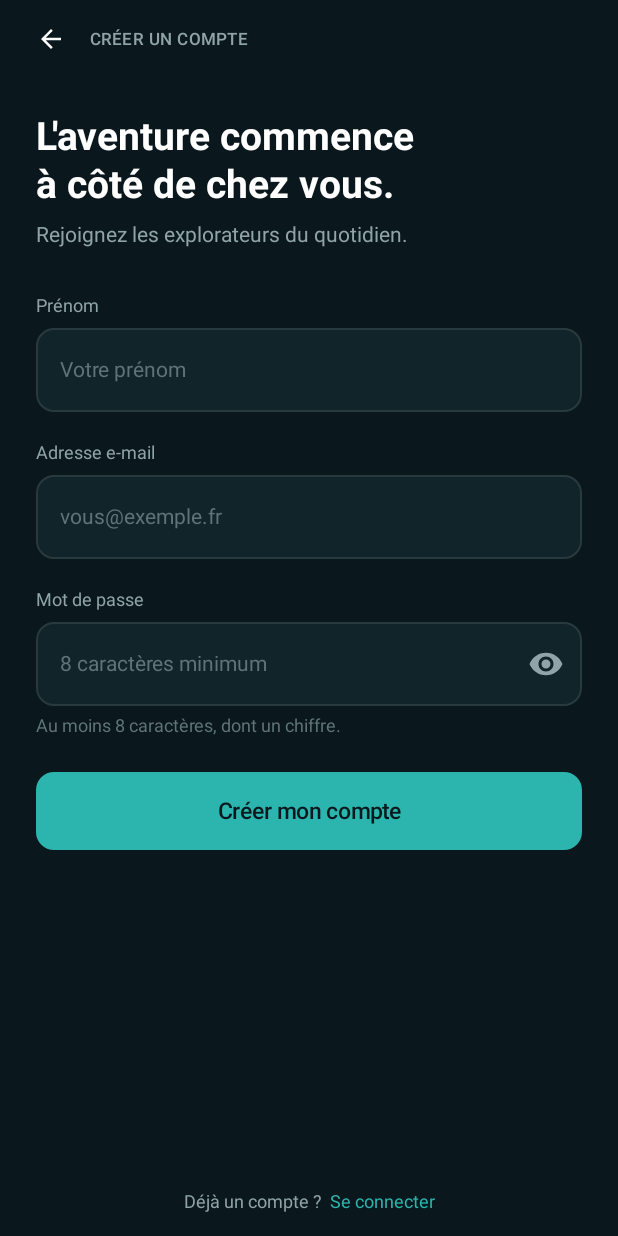
After one commit to LombardJeremy/ProjetMobileSemestreAutomne, an Android app built with Jetpack Compose: the SignUpScreen screen opened through its navigation route, on a phone screen of 412 x 824 dp. The commit adds this screen. Run offline under Robolectric (Android 15) with nearby library versions, the phone set to English and light mode, and no system bars.

Commit message:
[ADD] Navigation, login & sign up screen (no auth supabase)

```diff
--- a/app/build.gradle.kts
+++ b/app/build.gradle.kts
@@ -11,7 +11,7 @@ android {
 
     defaultConfig {
         applicationId = "com.grman.geofencing"
-        minSdk = 36
+        minSdk = 27
         targetSdk = 37
         versionCode = 1
         versionName = "1.0"
@@ -53,5 +53,5 @@ dependencies {
     debugImplementation(libs.androidx.compose.ui.test.manifest)
     debugImplementation(libs.androidx.compose.ui.tooling)
     implementation("androidx.compose.material:material-icons-extended") // icons
-
+    implementation("androidx.navigation:navigation-compose:2.8.9") // navigation
 }
--- /dev/null
+++ b/app/src/main/java/com/grman/geofencing/nav/AppNavigation.kt
@@ -0,0 +1,42 @@
+package com.grman.geofencing.nav
+
+import androidx.compose.runtime.Composable
+import androidx.navigation.compose.NavHost
+import androidx.navigation.compose.composable
+import androidx.navigation.compose.rememberNavController
+import com.grman.geofencing.screens.auth.LoginScreen
+import com.grman.geofencing.screens.auth.SignUpScreen
+import com.grman.geofencing.screens.auth.WelcomeScreen
+
+object Routes {
+    const val WELCOME = "welcome"
+    const val SIGN_UP = "sign_up"
+    const val LOGIN = "login"
+}
+
+@Composable
+fun AppNavigation() {
+    val nav = rememberNavController()
+    NavHost(navController = nav, startDestination = Routes.WELCOME) {
+        composable(Routes.WELCOME) {
+            WelcomeScreen(
+                onSignUpClick = { nav.navigate(Routes.SIGN_UP) },
+                onLogInClick = { nav.navigate(Routes.LOGIN) }
+            )
+        }
+        composable(Routes.SIGN_UP) {
+            SignUpScreen(
+                onBackClick = { nav.popBackStack() },
+                onLogInClick = { nav.navigate(Routes.LOGIN) { popUpTo(Routes.WELCOME) } },
+                onSubmit = { name, email, pwd -> /* TODO: auth */ }
+            )
+        }
+        composable(Routes.LOGIN) {
+            LoginScreen(
+                onBackClick = { nav.popBackStack() },
+                onSignUpClick = { nav.navigate(Routes.SIGN_UP) { popUpTo(Routes.WELCOME) } },
+                onSubmit = { email, pwd -> /* TODO: auth */ }
+            )
+        }
+    }
+}
--- /dev/null
+++ b/app/src/main/java/com/grman/geofencing/screens/auth/SignUpScreen.kt
@@ -0,0 +1,114 @@
+package com.grman.geofencing.screens.auth
+
+import androidx.compose.foundation.layout.Spacer
+import androidx.compose.foundation.layout.height
+import androidx.compose.runtime.Composable
+import androidx.compose.runtime.getValue
+import androidx.compose.runtime.mutableStateOf
+import androidx.compose.runtime.saveable.rememberSaveable
+import androidx.compose.runtime.setValue
+import androidx.compose.ui.Modifier
+import androidx.compose.ui.res.stringResource
+import androidx.compose.ui.text.input.KeyboardType
+import androidx.compose.ui.tooling.preview.Preview
+import androidx.compose.ui.unit.dp
+import com.grman.geofencing.R
+import com.grman.geofencing.items.auth.AuthFooter
+import com.grman.geofencing.items.auth.AuthLayout
+import com.grman.geofencing.items.auth.AuthTitle
+import com.grman.geofencing.items.auth.ErrorMessage
+import com.grman.geofencing.items.common.AppButton
+import com.grman.geofencing.items.forms.LabeledTextField
+import com.grman.geofencing.ui.theme.GeoFencingTheme
+
+@Composable
+fun SignUpScreen(
+    modifier: Modifier = Modifier,
+    isLoading: Boolean = false,
+    errorMessage: String? = null,
+    onSubmit: (firstName: String, email: String, password: String) -> Unit = { _, _, _ -> },
+    onBackClick: () -> Unit = {},
+    onLogInClick: () -> Unit = {}
+) {
+    // todo: viewmodel
+
+    var firstName by rememberSaveable { mutableStateOf("") }
+    var email by rememberSaveable { mutableStateOf("") }
+    var password by rememberSaveable { mutableStateOf("") }
+
+    // Layout avec btn retour + titre + footer
+    AuthLayout(
+        modifier = modifier,
+        topTitle = stringResource(R.string.sign_up_top),
+        onBackClick = onBackClick,
+        footer = {
+            AuthFooter(
+                text = stringResource(R.string.already_account_short),
+                actionText = stringResource(R.string.log_in),
+                onClick = onLogInClick
+            )
+        }
+    ) {
+        Spacer(Modifier.height(24.dp))
+
+        // Titre
+        AuthTitle(
+            title = stringResource(R.string.sign_up_title),
+            subtitle = stringResource(R.string.sign_up_subtitle)
+        )
+
+        Spacer(Modifier.height(32.dp))
+
+        // Nom
+        LabeledTextField(
+            label = stringResource(R.string.first_name),
+            value = firstName,
+            onValueChange = { firstName = it },
+            placeholder = stringResource(R.string.first_name_placeholder)
+        )
+        Spacer(Modifier.height(20.dp))
+
+        // E-mail
+        LabeledTextField(
+            label = stringResource(R.string.email),
+            value = email,
+            onValueChange = { email = it },
+            placeholder = stringResource(R.string.email_placeholder),
+            keyboardType = KeyboardType.Email
+        )
+        Spacer(Modifier.height(20.dp))
+
+        // Mot de passe
+        LabeledTextField(
+            label = stringResource(R.string.password),
+            value = password,
+            onValueChange = { password = it },
+            placeholder = stringResource(R.string.password_min),
+            isPassword = true,
+            helper = stringResource(R.string.password_hint)
+        )
+
+        Spacer(Modifier.height(24.dp))
+
+        // Error
+        ErrorMessage(errorMessage)
+
+        // Btn create account
+        AppButton(
+            text = stringResource(R.string.create_my_account),
+            onClick = { onSubmit(firstName.trim(), email.trim(), password) },
+            enabled = !isLoading,
+            loading = isLoading
+        )
+
+        Spacer(Modifier.height(24.dp))
+    }
+}
+
+@Preview(showBackground = true, backgroundColor = 0xFF0A171C)
+@Composable
+fun SignUpScreenPreview() {
+    GeoFencingTheme {
+        SignUpScreen()
+    }
+}
--- a/app/src/main/res/values/strings.xml
+++ b/app/src/main/res/values/strings.xml
@@ -10,4 +10,30 @@
     <string name="home_footer">Explorez. Partagez. Gardez vos découvertes.</string>
     <string name="create_account">Créer un compte</string>
     <string name="already_account">J\'ai déjà un compte</string>
+
+    <!-- Sign Up -->
+    <string name="sign_up_top">CRÉER UN COMPTE</string>
+    <string name="sign_up_title">L\'aventure commence\nà côté de chez vous.</string>
+    <string name="sign_up_subtitle">Rejoignez les explorateurs du quotidien.</string>
+    <string name="first_name">Prénom</string>
+    <string name="first_name_placeholder">Votre prénom</string>
+    <string name="password_min">8 caractères minimum</string>
+    <string name="password_hint">Au moins 8 caractères, dont un chiffre.</string>
+    <string name="create_my_account">Créer mon compte</string>
+    <string name="already_account_short">Déjà un compte ?</string>
+
+    <!-- Log In -->
+    <string name="login_top">CONNEXION</string>
+    <string name="login_title">Heureux de\nvous retrouver.</string>
+    <string name="login_subtitle">Vos prochaines découvertes vous attendent.</string>
+    <string name="password_placeholder">Votre mot de passe</string>
+    <string name="forgot_password">Mot de passe oublié ?</string>
+    <string name="no_account_yet">Pas encore de compte ?</string>
+    <string name="log_in">Se connecter</string>
+    <string name="sign_up">S\'inscrire</string>
+
+    <!-- Common -->
+    <string name="email">Adresse e-mail</string>
+    <string name="email_placeholder">vous@exemple.fr</string>
+    <string name="password">Mot de passe</string>
 </resources>
```
Also changed, not shown: app/src/main/java/com/grman/geofencing/MainActivity.kt (+6 -22 lines), app/src/main/java/com/grman/geofencing/screens/auth/LoginScreen.kt (added, +128 -0 lines).
